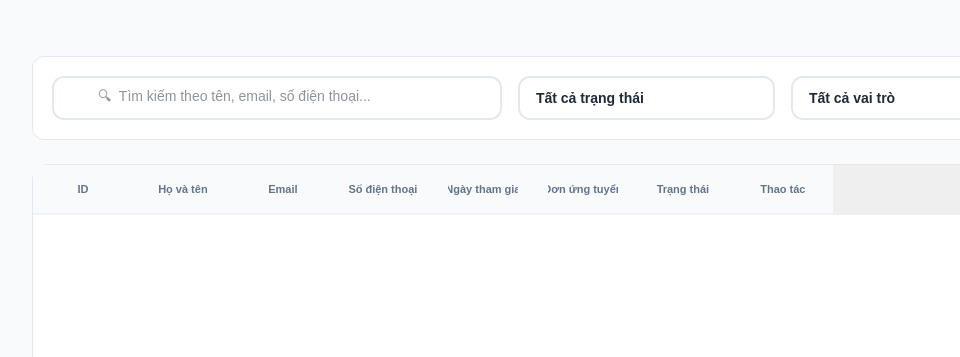
First picture: the form in client/resources/ui/QuanLyUser.ui, repository imaira203/BTLPY_N21_D31, before the edit; both pictures show x 0 to 960 and y 0 to 357 of the 1100 by 800 pixel window.
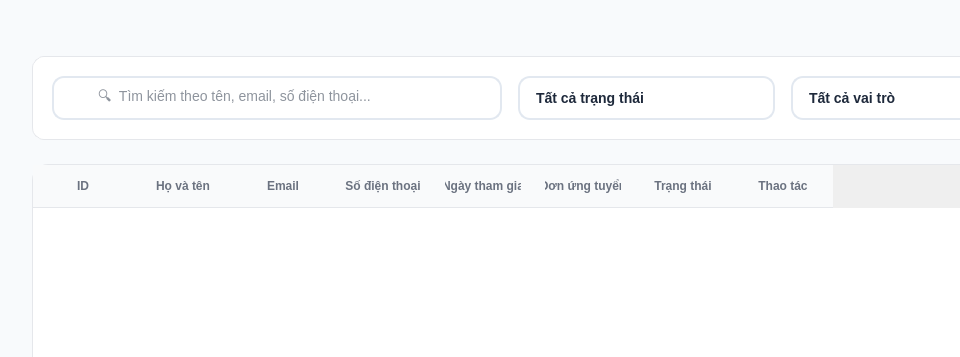
Second picture: the form after the edit.

The edit to the form file:
```diff
--- a/client/resources/ui/QuanLyUser.ui
+++ b/client/resources/ui/QuanLyUser.ui
@@ -15,125 +15,88 @@
   </property>
   <property name="styleSheet">
    <string notr="true">
-/* Reset &amp; Base */
+/* QuanLyUser - Premium Light Mode */
 QMainWindow { background-color: #F8FAFC; }
 * { font-family: 'Inter', 'Segoe UI', sans-serif; }
 
-/* Main Area Container */
 #mainArea { background-color: #F8FAFC; }
 
-/* Header Section */
-#headerWidget {
-    background-color: transparent;
-    margin-bottom: 10px;
-}
 #pageTitle {
     font-size: 26px;
-    font-weight: 800;
-    color: #0F172A;
-    letter-spacing: -0.5px;
+    font-weight: 700;
+    color: #111827;
 }
+
 #pageSubtitle {
     font-size: 14px;
-    color: #64748B;
+    color: #6B7280;
 }
 
-/* Stats Row */
-.StatCard {
-    background-color: #FFFFFF;
-    border: 1px solid #E2E8F0;
-    border-radius: 12px;
-}
-.StatTitle { color: #64748B; font-size: 12px; font-weight: 600; text-transform: uppercase; }
-.StatValue { color: #0F172A; font-size: 20px; font-weight: 700; }
-
 /* Filter Bar */
 #filterBar {
     background-color: #FFFFFF;
-    border: 1px solid #E2E8F0;
+    border: 1px solid #E5E7EB;
     border-radius: 12px;
     padding: 10px;
 }
-QLineEdit#searchInput {
-    background-color: #F1F5F9;
-    border: 1px solid #E2E8F0;
-    border-radius: 8px;
-    padding: 10px 15px;
-    font-size: 14px;
-    color: #1E293B;
-}
-QLineEdit#searchInput:focus {
-    background-color: #FFFFFF;
-    border: 2px solid #6366F1;
-}
-QComboBox {
-    background-color: #F1F5F9;
-    border: 1px solid #E2E8F0;
-    border-radius: 8px;
-    padding: 8px 12px;
-    font-size: 13px;
-    font-weight: 500;
-}
-QComboBox:hover { background-color: #E2E8F0; }
-QComboBox::drop-down { border: none; width: 30px; }
 
-/* Table Card */
+/* Table Card Container */
 #tableCard {
     background-color: #FFFFFF;
-    border: 1px solid #E2E8F0;
+    border: 1px solid #E5E7EB;
     border-radius: 16px;
 }
 
+/* Table Styling */
 QTableWidget {
     background-color: transparent;
     border: none;
     gridline-color: #F1F5F9;
     outline: none;
 }
+
 QTableWidget::item {
-    padding: 15px;
-    color: #334155;
+    padding: 12px;
+    color: #374151;
     border-bottom: 1px solid #F1F5F9;
 }
-QTableWidget::item:selected {
-    background-color: #F8FAFC;
-    color: #6366F1;
-    font-weight: 600;
-}
 
 QHeaderView::section {
-    background-color: #F8FAFC;
-    color: #64748B;
-    font-size: 11px;
-    font-weight: 700;
+    background-color: #F9FAFB;
+    color: #6B7280;
+    font-size: 12px;
+    font-weight: 600;
     text-transform: uppercase;
-    padding: 15px;
+    padding: 12px;
     border: none;
-    border-bottom: 2px solid #EEF2FF;
+    border-bottom: 1px solid #E5E7EB;
 }
 
-/* Pagination */
+/* Pagination Styling */
 #paginationFrame {
     background-color: #FFFFFF;
     border-top: 1px solid #F1F5F9;
     border-bottom-left-radius: 16px;
     border-bottom-right-radius: 16px;
 }
-#pageInfo { color: #64748B; font-size: 13px; }
+
+#pageInfo { color: #6B7280; font-size: 13px; }
 
 QPushButton.pageBtn {
     background-color: #FFFFFF;
-    border: 1px solid #E2E8F0;
+    border: 1px solid #E5E7EB;
     border-radius: 8px;
     min-width: 36px;
     min-height: 36px;
     font-weight: 600;
-    color: #475569;
+    color: #4B5563;
 }
+
 QPushButton.pageBtn:hover {
     background-color: #F1F5F9;
     border-color: #CBD5E1;
 }
+
    </string>
   </property>
   <widget class="QWidget" name="centralwidget">
```
Left out of the diff: 5 changed lines with no effect on the pictures.
